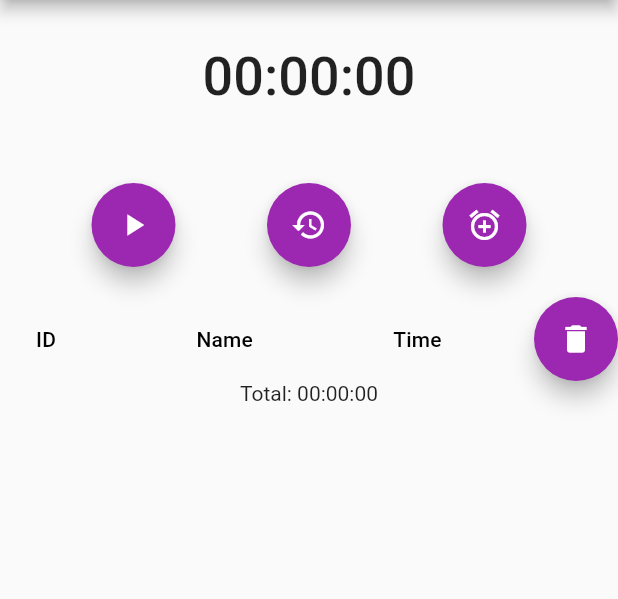
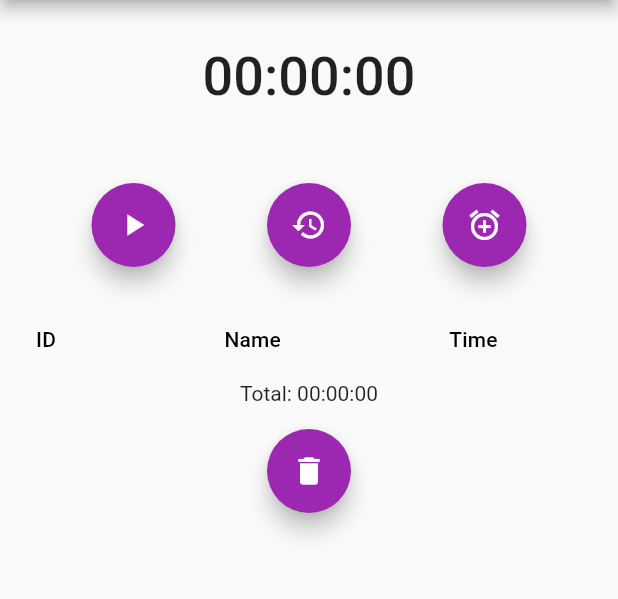
Before and after one commit to diego-rapoport/timer-study-helper, a Flutter app: the screen it shows after launch, on a phone screen of 412 x 824 dp, the part 84-683 px from its top. Run offline on Flutter 3.47's test engine with Material 2 defaults, Android fonts, the phone set to English and light mode, and no system bars.

Commit message:
fix: reposition button delete all

```diff
--- a/lib/main.dart
+++ b/lib/main.dart
@@ -189,14 +189,16 @@ class _MyAppState extends State<MyApp> {
                               scrollDirection: Axis.vertical,
                               child: _createDataTable(),
                             )),
-                            FloatingActionButton(
+                          ],
+                        ),
+                        Text("Total: $total"),
+                        Padding(
+                            padding: const EdgeInsets.symmetric(vertical: 16),
+                            child: FloatingActionButton(
                               onPressed: clearTable,
                               backgroundColor: Colors.purple,
                               child: const Icon(Icons.delete),
-                            )
-                          ],
-                        ),
-                        Text("Total: $total")
+                            ))
                       ],
                     )))));
   }
```
